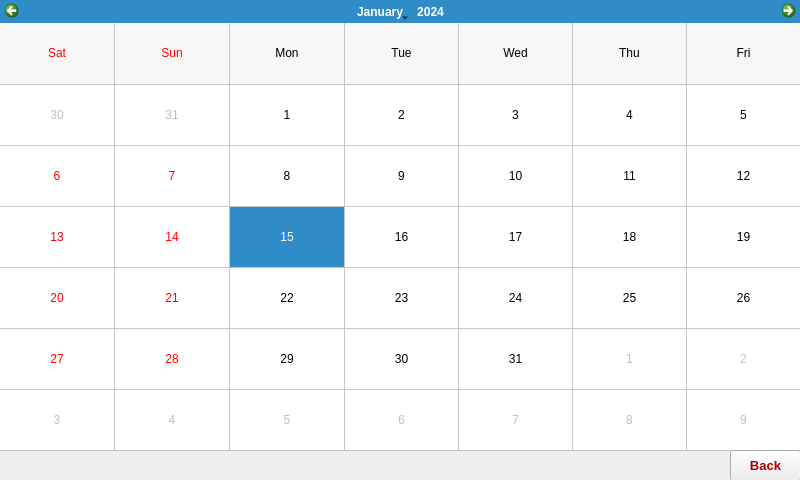
Qt form RPI/GUI/UI/Music.ui (YehiaEhab16/FOTA_Graduation-Project-2022) before a commit.
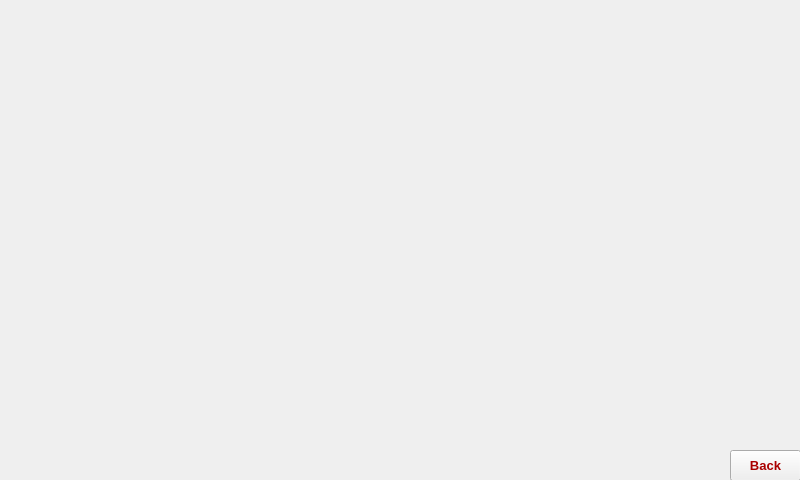
The same form after that commit. Icons and pictures are not drawn.

```diff
--- a/RPI/GUI/UI/Music.ui
+++ b/RPI/GUI/UI/Music.ui
@@ -1257,25 +1257,6 @@
     border: 1px solid #AAAAAA;
 }</string>
   </property>
-  <widget class="QCalendarWidget" name="calendarWidget">
-   <property name="geometry">
-    <rect>
-     <x>0</x>
-     <y>0</y>
-     <width>801</width>
-     <height>451</height>
-    </rect>
-   </property>
-   <property name="firstDayOfWeek">
-    <enum>Qt::Saturday</enum>
-   </property>
-   <property name="gridVisible">
-    <bool>true</bool>
-   </property>
-   <property name="verticalHeaderFormat">
-    <enum>QCalendarWidget::NoVerticalHeader</enum>
-   </property>
-  </widget>
   <widget class="QPushButton" name="back">
    <property name="geometry">
     <rect>
```
